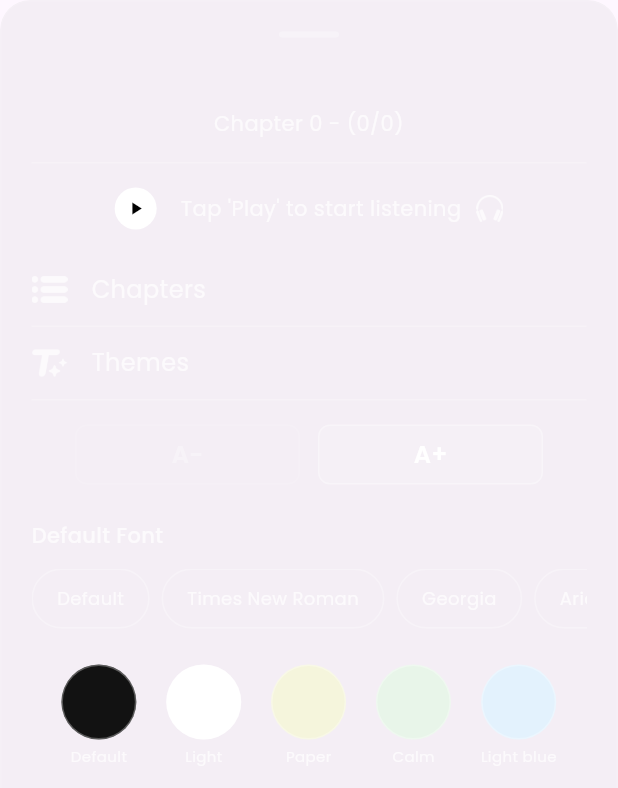
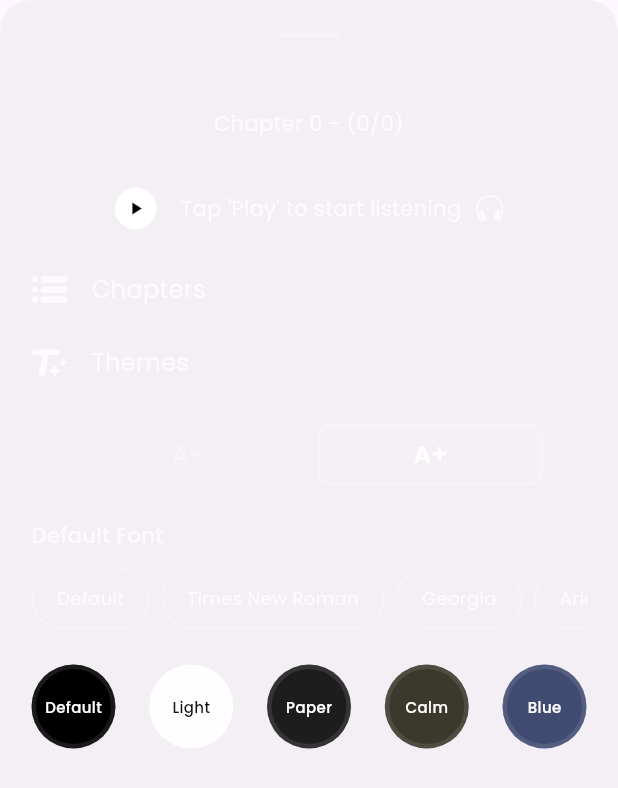
Before and after one commit to quocanh0712/fanfiction, a Flutter app: the _StoryMenuBottomSheet widget shown alone on an empty page, opened directly with empty values, after a tap on "Themes", on a phone screen of 412 x 824 dp. Shown: the top 788 px of the screen. Run offline on Flutter 3.47's test engine with Material 3 defaults, Android fonts, the phone set to English and light mode, and no system bars; our stand-ins replace dio, flutter_spinkit, flutter_svg, flutter_tts, go_router, google_fonts and 2 more; accounts and stored records are empty; network calls fail.

```diff
--- a/lib/presentation/read_story_screen.dart
+++ b/lib/presentation/read_story_screen.dart
@@ -1980,57 +1980,68 @@ class _StoryMenuBottomSheetState extends State<_StoryMenuBottomSheet> {
                       const SizedBox(height: 24),
                       // Theme Mode Selection
                       Row(
-                        mainAxisAlignment: MainAxisAlignment.spaceEvenly,
+                        mainAxisAlignment: MainAxisAlignment.spaceBetween,
                         children:
                             [
-                              'Default',
-                              'Light',
-                              'Paper',
-                              'Calm',
-                              'Light blue',
+                              {'name': 'Default', 'color': Colors.black},
+                              {
+                                'name': 'Light',
+                                'color': const Color(0xFFfefefe),
+                              },
+                              {
+                                'name': 'Paper',
+                                'color': const Color(0xFF1d1d1d),
+                              },
+                              {
+                                'name': 'Calm',
+                                'color': const Color(0xFF3b392c),
+                              },
+                              {
+                                'name': 'Blue',
+                                'color': const Color(0xFF3f4b71),
+                              },
                             ].map((theme) {
-                              final isSelected = widget.themeMode == theme;
-                              final themeColor = _getThemeColor(theme);
+                              final themeName = theme['name'] as String;
+                              final isSelected =
+                                  widget.themeMode == themeName ||
+                                  (themeName == 'Blue' &&
+                                      widget.themeMode == 'Light blue');
+                              final themeColor = theme['color'] as Color;
                               return GestureDetector(
                                 onTap: widget.onThemeModeChanged != null
                                     ? () {
-                                        widget.onThemeModeChanged!(theme);
+                                        // Map 'Blue' to 'Light blue' for compatibility
+                                        final themeToSet = themeName == 'Blue'
+                                            ? 'Light blue'
+                                            : themeName;
+                                        widget.onThemeModeChanged!(themeToSet);
                                       }
                                     : null,
-                                child: Column(
-                                  children: [
-                                    Container(
-                                      width: 50,
-                                      height: 50,
-                                      decoration: BoxDecoration(
-                                        shape: BoxShape.circle,
-                                        border: Border.all(
-                                          color: isSelected
-                                              ? Colors.white
-                                              : Colors.white.withValues(
-                                                  alpha: 0.3,
-                                                ),
-                                          width: isSelected ? 2 : 1,
-                                        ),
-                                        color: themeColor,
+                                child: Container(
+                                  width: 56,
+                                  height: 56,
+                                  decoration: BoxDecoration(
+                                    color: themeColor,
+                                    border: Border.all(
+                                      color: isSelected
+                                          ? const Color(0xFF7d26cd)
+                                          : Colors.white.withOpacity(0.1),
+                                      width: 3,
+                                    ),
+                                    borderRadius: BorderRadius.circular(360),
+                                  ),
+                                  child: Center(
+                                    child: Text(
+                                      themeName,
+                                      style: GoogleFonts.poppins(
+                                        fontSize: 10,
+                                        fontWeight: FontWeight.w500,
+                                        color: themeName == 'Light'
+                                            ? const Color(0xFF121212)
+                                            : Colors.white,
                                       ),
                                     ),
-                                    const SizedBox(height: 4),
-                                    Text(
-                                      theme,
-                                      style: GoogleFonts.poppins(
-                                        fontSize: 10,
-                                        fontWeight: isSelected
-                                            ? FontWeight.w600
-                                            : FontWeight.w400,
-                                        color: isSelected
-                                            ? Colors.white
-                                            : Colors.white.withValues(
-                                                alpha: 0.7,
-                                              ),
-                                      ),
-                                    ),
-                                  ],
+                                  ),
                                 ),
                               );
                             }).toList(),
```
